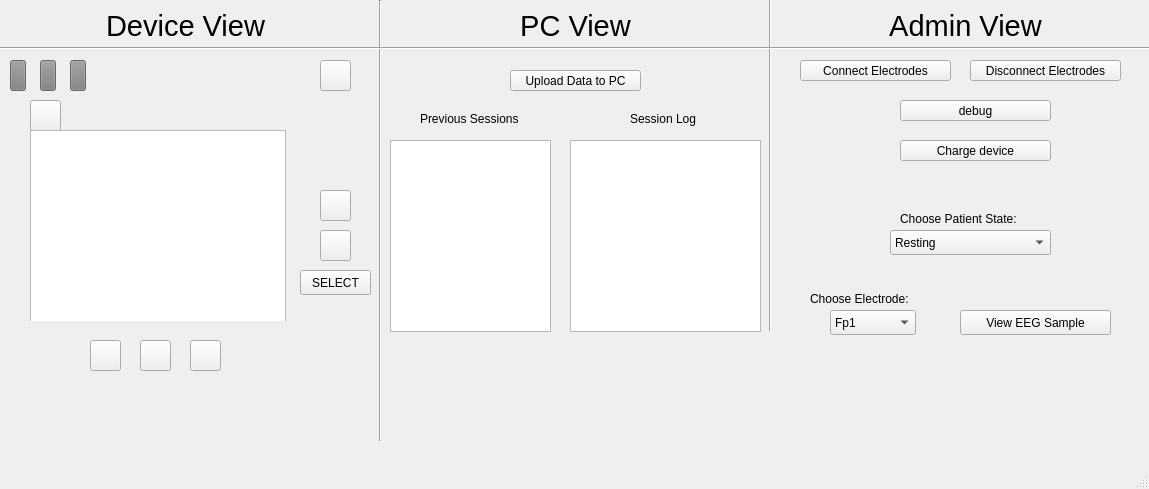
The window that Neuroset/mainwindow.ui (kyleaitken/Neuroset) describes before a commit, drawn with Qt 5.
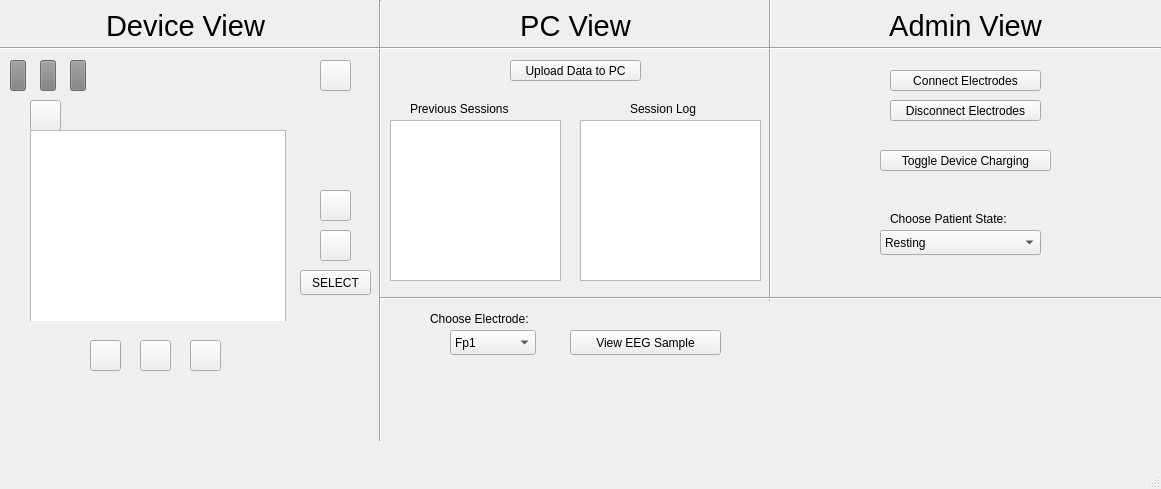
The same window after the commit. Icons and pictures are not drawn. Custom widgets are drawn as their Qt base class.

Commit message: fixed UI bugs, removed some debug statements

```diff
--- a/Neuroset/mainwindow.ui
+++ b/Neuroset/mainwindow.ui
@@ -6,7 +6,7 @@
    <rect>
     <x>0</x>
     <y>0</y>
-    <width>1149</width>
+    <width>1161</width>
     <height>489</height>
    </rect>
   </property>
@@ -231,7 +231,7 @@
       <x>760</x>
       <y>-10</y>
       <width>20</width>
-      <height>341</height>
+      <height>311</height>
      </rect>
     </property>
     <property name="orientation">
@@ -262,8 +262,8 @@
    <widget class="QPushButton" name="electrodeDisconnect">
     <property name="geometry">
      <rect>
-      <x>970</x>
-      <y>60</y>
+      <x>890</x>
+      <y>100</y>
       <width>151</width>
       <height>21</height>
      </rect>
@@ -327,7 +327,7 @@
     <property name="geometry">
      <rect>
       <x>440</x>
-      <y>350</y>
+      <y>360</y>
       <width>661</width>
       <height>81</height>
      </rect>
@@ -510,8 +510,8 @@
    <widget class="QPushButton" name="EEGSampleButton">
     <property name="geometry">
      <rect>
-      <x>960</x>
-      <y>310</y>
+      <x>570</x>
+      <y>330</y>
       <width>151</width>
       <height>25</height>
      </rect>
@@ -520,30 +520,17 @@
      <string>View EEG Sample</string>
     </property>
    </widget>
-   <widget class="QPushButton" name="debugButton">
-    <property name="geometry">
-     <rect>
-      <x>900</x>
-      <y>100</y>
-      <width>151</width>
-      <height>21</height>
-     </rect>
-    </property>
-    <property name="text">
-     <string>debug</string>
-    </property>
-   </widget>
    <widget class="QPushButton" name="chargeButton">
     <property name="geometry">
      <rect>
-      <x>900</x>
-      <y>140</y>
-      <width>151</width>
+      <x>880</x>
+      <y>150</y>
+      <width>171</width>
       <height>21</height>
      </rect>
     </property>
     <property name="text">
-     <string>Charge device</string>
+     <string>Toggle Device Charging</string>
     </property>
    </widget>
    <widget class="QLabel" name="chargingBolt">
@@ -572,9 +559,9 @@
     <property name="geometry">
      <rect>
       <x>390</x>
-      <y>140</y>
-      <width>161</width>
-      <height>192</height>
+      <y>120</y>
+      <width>171</width>
+      <height>161</height>
      </rect>
     </property>
    </widget>
@@ -582,7 +569,7 @@
     <property name="geometry">
      <rect>
       <x>510</x>
-      <y>70</y>
+      <y>60</y>
       <width>131</width>
       <height>21</height>
      </rect>
@@ -594,18 +581,18 @@
    <widget class="QListView" name="sessionLogView">
     <property name="geometry">
      <rect>
-      <x>570</x>
-      <y>140</y>
-      <width>191</width>
-      <height>192</height>
+      <x>580</x>
+      <y>120</y>
+      <width>181</width>
+      <height>161</height>
      </rect>
     </property>
    </widget>
    <widget class="QLabel" name="label_4">
     <property name="geometry">
      <rect>
-      <x>420</x>
-      <y>110</y>
+      <x>410</x>
+      <y>100</y>
       <width>121</width>
       <height>17</height>
      </rect>
@@ -617,8 +604,8 @@
    <widget class="QComboBox" name="electrodeComboBox">
     <property name="geometry">
      <rect>
-      <x>830</x>
-      <y>310</y>
+      <x>450</x>
+      <y>330</y>
       <width>86</width>
       <height>25</height>
      </rect>
@@ -662,8 +649,8 @@
    <widget class="QLabel" name="label_5">
     <property name="geometry">
      <rect>
-      <x>810</x>
-      <y>290</y>
+      <x>430</x>
+      <y>310</y>
       <width>121</width>
       <height>17</height>
      </rect>
@@ -689,7 +676,7 @@
     <property name="geometry">
      <rect>
       <x>630</x>
-      <y>110</y>
+      <y>100</y>
       <width>121</width>
       <height>17</height>
      </rect>
@@ -701,8 +688,8 @@
    <widget class="QPushButton" name="electrodeReconnect">
     <property name="geometry">
      <rect>
-      <x>800</x>
-      <y>60</y>
+      <x>890</x>
+      <y>70</y>
       <width>151</width>
       <height>21</height>
      </rect>
@@ -714,7 +701,7 @@
    <widget class="QLabel" name="label_8">
     <property name="geometry">
      <rect>
-      <x>900</x>
+      <x>890</x>
       <y>210</y>
       <width>151</width>
       <height>17</height>
@@ -727,7 +714,7 @@
    <widget class="QComboBox" name="patientStateComboBox">
     <property name="geometry">
      <rect>
-      <x>890</x>
+      <x>880</x>
       <y>230</y>
       <width>161</width>
       <height>25</height>
@@ -754,6 +741,19 @@
      </property>
     </item>
    </widget>
+   <widget class="Line" name="line_4">
+    <property name="geometry">
+     <rect>
+      <x>380</x>
+      <y>290</y>
+      <width>781</width>
+      <height>16</height>
+     </rect>
+    </property>
+    <property name="orientation">
+     <enum>Qt::Horizontal</enum>
+    </property>
+   </widget>
   </widget>
   <widget class="QMenuBar" name="menubar">
    <property name="geometry">
```
Left out of the diff: 2 changed lines with no effect on the pictures. The commit also changes 5 other files.
